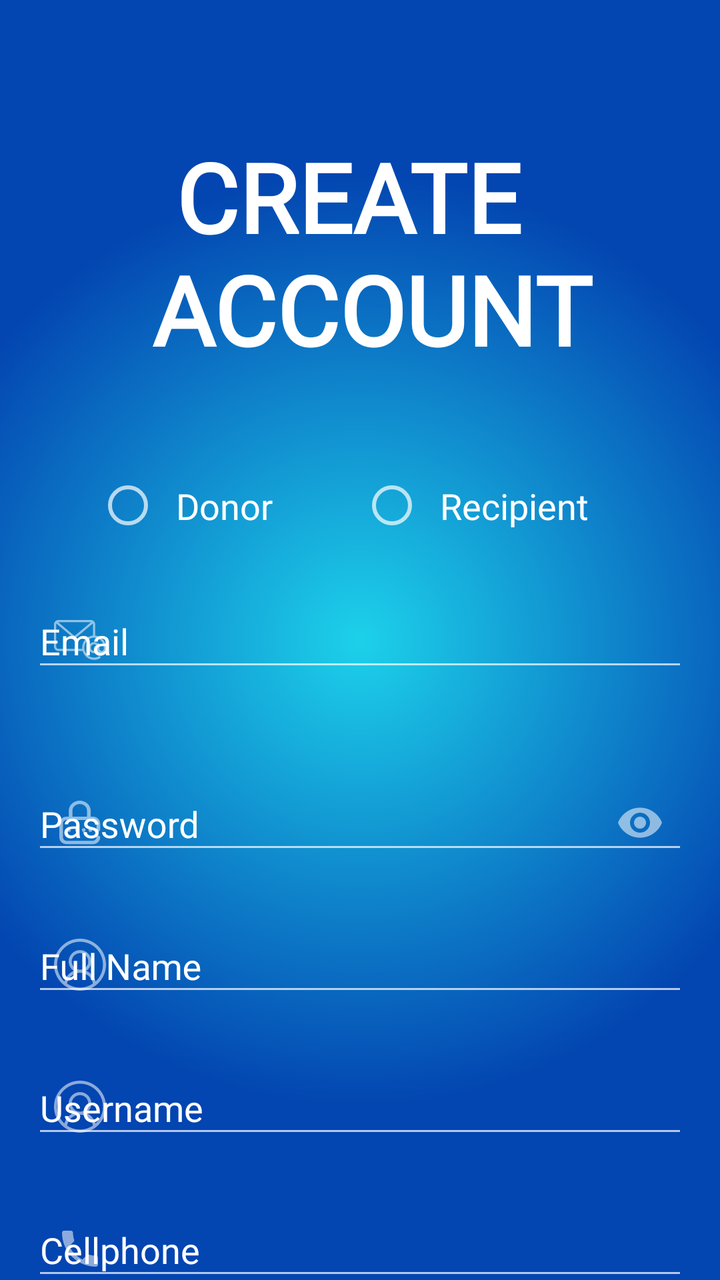
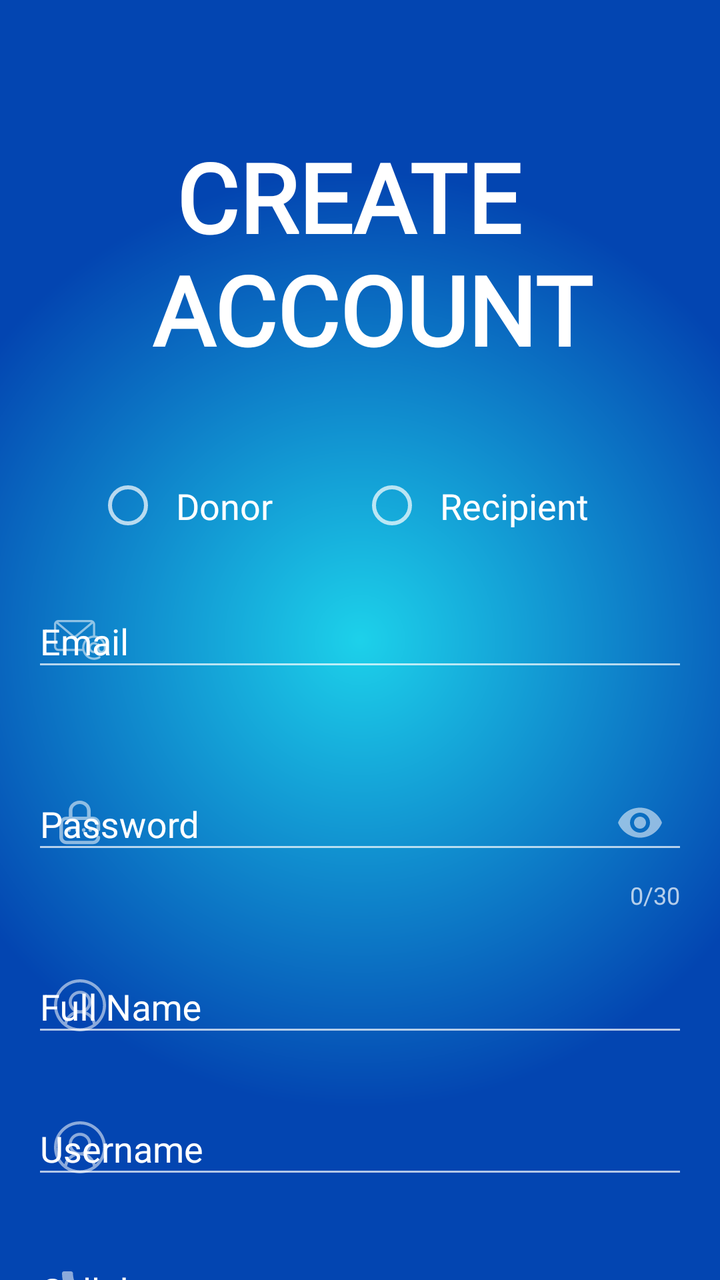

Compare the two renders of this Android layout. The source of the first and the diff that turns it into the second are given below.
<!-- AndroidManifest.xml: application theme Theme.SupplyDrop -->
<!-- res/layout/activity_register.xml -->
<?xml version="1.0" encoding="utf-8"?>
<androidx.constraintlayout.widget.ConstraintLayout
    android:id="@+id/main"
    xmlns:android="http://schemas.android.com/apk/res/android"
    android:layout_width="match_parent"
    android:layout_height="match_parent"
    xmlns:app="http://schemas.android.com/apk/res-auto"
    android:background="@drawable/login_background">
    tools:context=".RegisterActivity">

    <androidx.core.widget.NestedScrollView
        android:layout_width="match_parent"
        android:layout_height="match_parent">

        <LinearLayout
            android:layout_width="match_parent"
            android:layout_height="wrap_content"
            android:orientation="vertical"
            android:padding="16dp">

            <TextView
                android:id="@+id/loginLbl"
                android:layout_width="match_parent"
                android:layout_height="wrap_content"
                android:fontFamily="@font/luckiest_guy"
                android:gravity="center"
                android:paddingTop="50dp"
                android:paddingBottom="30dp"
                android:text="CREATE \n ACCOUNT"
                android:textAlignment="center"
                android:textColor="@color/white"
                android:textSize="48sp"
                android:textStyle="bold" />

            <RadioGroup
                android:id="@+id/rgbDonorRecip"
                android:layout_width="match_parent"
                android:layout_height="wrap_content"
                android:orientation="horizontal"
                android:layout_marginStart="32dp"
                android:layout_marginTop="16dp"
                android:layout_marginEnd="32dp">

                <RadioButton
                    android:id="@+id/donorBtn"
                    android:layout_width="0dp"
                    android:layout_height="wrap_content"
                    android:layout_weight="1"
                    android:fontFamily="@font/luckiest_guy"
                    android:text="Donor"
                    android:textSize="18sp"
                    android:padding="8dp"/>

                <RadioButton
                    android:id="@+id/recipientBtn"
                    android:layout_width="0dp"
                    android:layout_height="wrap_content"
                    android:layout_weight="1"
                    android:fontFamily="@font/luckiest_guy"
                    android:text="Recipient"
                    android:textSize="18sp"
                    android:padding="8dp"/>

            </RadioGroup>

            <com.google.android.material.textfield.TextInputLayout
                android:id="@+id/TextInputLayoutEmail"
                android:layout_width="match_parent"
                android:layout_height="wrap_content"
                android:hint="Email"
                app:errorEnabled="true"
                app:errorIconDrawable="@drawable/baseline_error_24"
                app:startIconDrawable="@drawable/email"
                app:endIconMode="clear_text"
                android:layout_marginTop="12dp"
                android:textColorHint="@color/white">

                <com.google.android.material.textfield.TextInputEditText
                    android:id="@+id/txtemail"
                    android:layout_width="match_parent"
                    android:layout_height="wrap_content"
                    android:inputType="textEmailAddress" />

            </com.google.android.material.textfield.TextInputLayout>

            <com.google.android.material.textfield.TextInputLayout
                android:layout_width="match_parent"
                android:layout_height="wrap_content"
                android:hint="Password"
                app:startIconDrawable="@drawable/password"
                app:endIconMode="password_toggle"
                android:layout_marginTop="12dp"
                android:textColorHint="@color/white">

                <com.google.android.material.textfield.TextInputEditText
                    android:id="@+id/txtpassword"
                    android:layout_width="match_parent"
                    android:layout_height="wrap_content"
                    android:inputType="textPassword"/>

            </com.google.android.material.textfield.TextInputLayout>

            <com.google.android.material.textfield.TextInputLayout
                android:layout_width="match_parent"
                android:layout_height="wrap_content"
                android:hint="Full Name"
                app:startIconDrawable="@drawable/name"
                app:endIconMode="clear_text"
                android:layout_marginTop="12dp"
                android:textColorHint="@color/white">

                <com.google.android.material.textfield.TextInputEditText
                    android:id="@+id/txtfName"
                    android:layout_width="match_parent"
                    android:layout_height="wrap_content"
                    android:inputType="text"/>

            </com.google.android.material.textfield.TextInputLayout>

            <com.google.android.material.textfield.TextInputLayout
                android:layout_width="match_parent"
                android:layout_height="wrap_content"
                android:hint="Username"
                app:startIconDrawable="@drawable/name"
                app:endIconMode="clear_text"
                android:layout_marginTop="12dp"
                android:textColorHint="@color/white">

                <com.google.android.material.textfield.TextInputEditText
                    android:id="@+id/txtusername"
                    android:layout_width="match_parent"
                    android:layout_height="wrap_content"
                    android:inputType="text"/>

            </com.google.android.material.textfield.TextInputLayout>

            <com.google.android.material.textfield.TextInputLayout
                android:layout_width="match_parent"
                android:layout_height="wrap_content"
                android:hint="Cellphone"
                app:startIconDrawable="@drawable/phone_24"
                app:endIconMode="clear_text"
                android:layout_marginTop="12dp"
                android:textColorHint="@color/white">

                <com.google.android.material.textfield.TextInputEditText
                    android:id="@+id/txtcellphone"
                    android:layout_width="match_parent"
                    android:layout_height="wrap_content"
                    android:inputType="phone"/>

            </com.google.android.material.textfield.TextInputLayout>

            <com.google.android.material.textfield.TextInputLayout
                android:layout_width="match_parent"
                android:layout_height="wrap_content"
                android:hint="Address"
                app:startIconDrawable="@drawable/ic_2"
                app:endIconMode="clear_text"
                android:layout_marginTop="12dp"
                android:textColorHint="@color/white">

                <com.google.android.material.textfield.TextInputEditText
                    android:id="@+id/txtaddress"
                    android:layout_width="match_parent"
                    android:layout_height="wrap_content"
                    android:inputType="text"/>

            </com.google.android.material.textfield.TextInputLayout>

            <com.google.android.material.textfield.TextInputLayout
                android:layout_width="match_parent"
                android:layout_height="wrap_content"
                android:hint="City"
                app:startIconDrawable="@drawable/location_city_24"
                app:endIconMode="clear_text"
                android:layout_marginTop="12dp"
                android:textColorHint="@color/white">

                <com.google.android.material.textfield.TextInputEditText
                    android:id="@+id/txtcity"
                    android:layout_width="match_parent"
                    android:layout_height="wrap_content"
                    android:inputType="text"/>

            </com.google.android.material.textfield.TextInputLayout>

            <Button
                android:id="@+id/btnRegEnter"
                android:layout_width="146dp"
                android:layout_height="wrap_content"
                android:layout_gravity="end"
                android:layout_marginTop="32dp"
                android:layout_marginEnd="32dp"
                android:background="@color/yellow"
                app:backgroundTint="@null"
                android:fontFamily="@font/luckiest_guy"
                android:text='ENTER'
                android:textAppearance="@style/TextAppearance.AppCompat.Display1"
                android:textColor="@color/black"
                app:srcCompat="@color/yellow" />

        </LinearLayout>

    </androidx.core.widget.NestedScrollView>

</androidx.constraintlayout.widget.ConstraintLayout>
<!-- resources referenced by this layout -->
<resources>
  <color name="black">#FF000000</color>
  <color name="white">#FFFFFFFF</color>
  <color name="yellow">#F3CF1A</color>
  <!-- drawable baseline_error_24 (drawable) -->
  <vector xmlns:android="http://schemas.android.com/apk/res/android" android:height="24dp" android:tint="#000000" android:viewportHeight="24" android:viewportWidth="24" android:width="24dp">
        
      <path android:fillColor="@android:color/white" android:pathData="M12,2C6.48,2 2,6.48 2,12s4.48,10 10,10 10,-4.48 10,-10S17.52,2 12,2zM13,17h-2v-2h2v2zM13,13h-2L11,7h2v6z"/>
      
  </vector>
  <!-- drawable email: png bitmap (drawable-hdpi, 1038 bytes) -->
  <!-- drawable ic_2: png bitmap (drawable-hdpi, 1267 bytes) -->
  <!-- drawable location_city_24 (drawable) -->
  <vector xmlns:android="http://schemas.android.com/apk/res/android" android:height="24dp" android:tint="#000000" android:viewportHeight="24" android:viewportWidth="24" android:width="24dp">
        
      <path android:fillColor="@android:color/white" android:pathData="M15,11L15,5l-3,-3 -3,3v2L3,7v14h18L21,11h-6zM7,19L5,19v-2h2v2zM7,15L5,15v-2h2v2zM7,11L5,11L5,9h2v2zM13,19h-2v-2h2v2zM13,15h-2v-2h2v2zM13,11h-2L11,9h2v2zM13,7h-2L11,5h2v2zM19,19h-2v-2h2v2zM19,15h-2v-2h2v2z"/>
      
  </vector>
  <!-- drawable login_background (drawable) -->
  <?xml version="1.0" encoding="utf-8"?>
  <shape xmlns:android="http://schemas.android.com/apk/res/android">
      <gradient
          android:type="radial"
          android:gradientRadius="65%p"
          android:centerX="50%"
          android:centerY="50%"
          android:startColor="@color/lblue"
          android:endColor="@color/dblue">
  
      </gradient></shape>
  <!-- drawable name: png bitmap (drawable-hdpi, 1406 bytes) -->
  <!-- drawable password: png bitmap (drawable-hdpi, 707 bytes) -->
  <!-- drawable phone_24 (drawable) -->
  <vector xmlns:android="http://schemas.android.com/apk/res/android" android:height="24dp" android:tint="#000000" android:viewportHeight="24" android:viewportWidth="24" android:width="24dp">
        
      <path android:fillColor="@android:color/white" android:pathData="M6.62,10.79c1.44,2.83 3.76,5.14 6.59,6.59l2.2,-2.2c0.27,-0.27 0.67,-0.36 1.02,-0.24 1.12,0.37 2.33,0.57 3.57,0.57 0.55,0 1,0.45 1,1V20c0,0.55 -0.45,1 -1,1 -9.39,0 -17,-7.61 -17,-17 0,-0.55 0.45,-1 1,-1h3.5c0.55,0 1,0.45 1,1 0,1.25 0.2,2.45 0.57,3.57 0.11,0.35 0.03,0.74 -0.25,1.02l-2.2,2.2z"/>
      
  </vector>
  <style name="Theme.SupplyDrop" parent="Base.Theme.SupplyDrop" />
  <color name="lblue">#1DD1EA</color>
  <color name="dblue">#0345B1</color>
  <style name="Base.Theme.SupplyDrop" parent="Theme.AppCompat.NoActionBar">
          
          
      </style>
</resources>

<!-- the commit's change to res/layout/activity_register.xml (unified diff, before → after) -->
@@ -84,9 +84,12 @@
             </com.google.android.material.textfield.TextInputLayout>
 
             <com.google.android.material.textfield.TextInputLayout
+                android:id="@+id/TextInputLayoutPassword"
                 android:layout_width="match_parent"
                 android:layout_height="wrap_content"
                 android:hint="Password"
+                app:counterEnabled="true"
+                app:counterMaxLength="30"
                 app:startIconDrawable="@drawable/password"
                 app:endIconMode="password_toggle"
                 android:layout_marginTop="12dp"
@@ -101,6 +104,7 @@
             </com.google.android.material.textfield.TextInputLayout>
 
             <com.google.android.material.textfield.TextInputLayout
+                android:id="@+id/TextInputLayoutfName"
                 android:layout_width="match_parent"
                 android:layout_height="wrap_content"
                 android:hint="Full Name"
@@ -118,6 +122,7 @@
             </com.google.android.material.textfield.TextInputLayout>
 
             <com.google.android.material.textfield.TextInputLayout
+                android:id="@+id/TextInputLayoutUsername"
                 android:layout_width="match_parent"
                 android:layout_height="wrap_content"
                 android:hint="Username"
@@ -135,6 +140,7 @@
             </com.google.android.material.textfield.TextInputLayout>
 
             <com.google.android.material.textfield.TextInputLayout
+                android:id="@+id/TextInputLayoutCellphone"
                 android:layout_width="match_parent"
                 android:layout_height="wrap_content"
                 android:hint="Cellphone"
@@ -152,6 +158,7 @@
             </com.google.android.material.textfield.TextInputLayout>
 
             <com.google.android.material.textfield.TextInputLayout
+                android:id="@+id/TextInputLayoutAddress"
                 android:layout_width="match_parent"
                 android:layout_height="wrap_content"
                 android:hint="Address"
@@ -169,6 +176,7 @@
             </com.google.android.material.textfield.TextInputLayout>
 
             <com.google.android.material.textfield.TextInputLayout
+                android:id="@+id/TextInputLayoutCity"
                 android:layout_width="match_parent"
                 android:layout_height="wrap_content"
                 android:hint="City"
